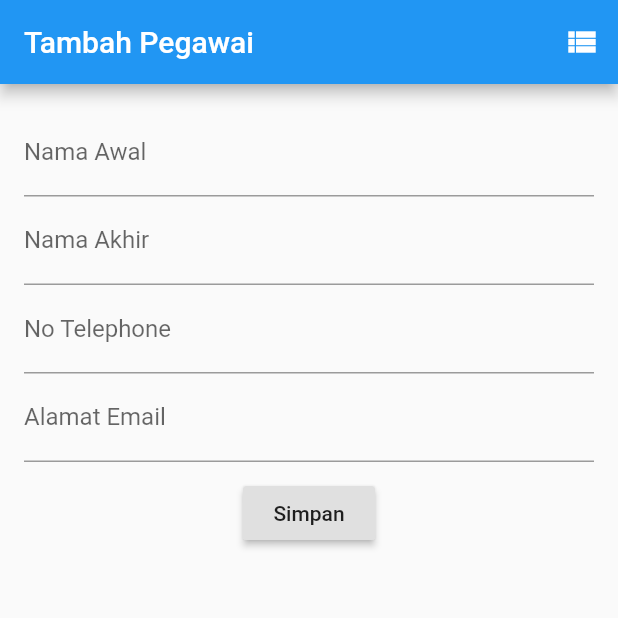
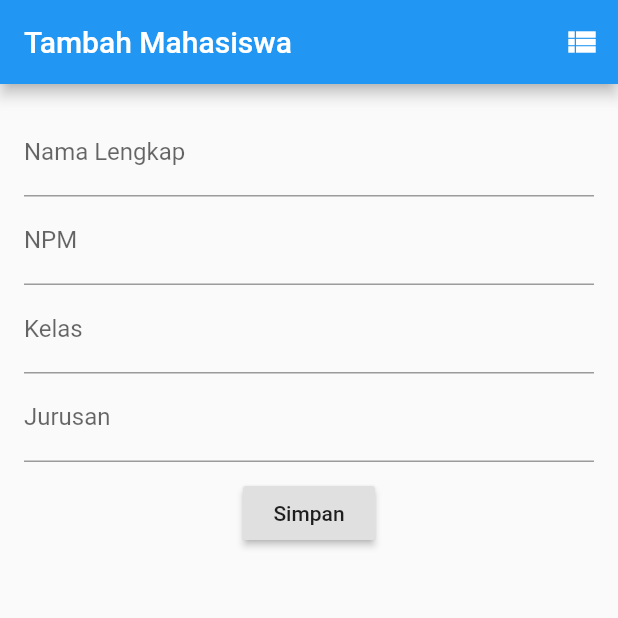
Before and after one commit to rrifafauzikomara/MyNote, a Flutter app: the screen it shows after launch, on a phone screen of 412 x 824 dp, the top half of it. Run offline on Flutter 3.47's test engine with Material 2 defaults, Android fonts, the phone set to English and light mode, and no system bars; our stand-ins replace sqflite; accounts and stored records are empty.

Commit message:
fix add and select query

```diff
--- a/lib/database/dbhelper.dart
+++ b/lib/database/dbhelper.dart
@@ -19,50 +19,50 @@ class DBHelper {
   //membuat database dengan nama latihan.db di direktori anda
   initDb() async {
     io.Directory documentsDirectory = await getApplicationDocumentsDirectory();
-    String path = join(documentsDirectory.path, "test.db");
+    String path = join(documentsDirectory.path, "latihan.db");
     var theDb = await openDatabase(path, version: 1, onCreate: _onCreate);
     return theDb;
   }
 
   // Creating a table name Employee with fields
-  void _onCreate(Database db, int version) async {
+  void _onCreate(Database dbMhs, int version) async {
     // When creating the db, create the table
-    await db.execute(
-        "CREATE TABLE Employee(id INTEGER PRIMARY KEY, firstname TEXT, lastname TEXT, mobileno TEXT,emailId TEXT )");
+    await dbMhs.execute(
+        "CREATE TABLE mahasiswa(id INTEGER PRIMARY KEY, nama TEXT, npm TEXT, kelas TEXT, jurusan TEXT )");
     print("Created tables");
   }
 
   // Retrieving employees from Employee Tables
-  Future<List<Employee>> getEmployees() async {
+  Future<List<Mahasiswa>> getMahasiswa() async {
     var dbClient = await db;
-    List<Map> list = await dbClient.rawQuery('SELECT * FROM Employee');
-    List<Employee> employees = new List();
+    List<Map> list = await dbClient.rawQuery('SELECT * FROM mahasiswa');
+    List<Mahasiswa> mahasiswa = new List();
     for (int i = 0; i < list.length; i++) {
-      employees.add(new Employee(list[i]["firstname"], list[i]["lastname"], list[i]["mobileno"], list[i]["emailid"]));
+      mahasiswa.add(new Mahasiswa(list[i]["nama"], list[i]["npm"], list[i]["kelas"], list[i]["jurusan"]));
     }
-    print(employees.length);
-    return employees;
+    print(mahasiswa.length);
+    return mahasiswa;
   }
 
-  void saveEmployee(Employee employee) async {
+  void saveMahasiswa(Mahasiswa mahasiswa) async {
     var dbClient = await db;
     await dbClient.transaction((txn) async {
       return await txn.rawInsert(
-          'INSERT INTO Employee(firstname, lastname, mobileno, emailid ) VALUES(' +
+          'INSERT INTO mahasiswa(nama, npm, kelas, jurusan) VALUES(' +
               '\'' +
-              employee.firstName +
+              mahasiswa.nama +
               '\'' +
               ',' +
               '\'' +
-              employee.lastName +
+              mahasiswa.npm +
               '\'' +
               ',' +
               '\'' +
-              employee.mobileNo +
+              mahasiswa.kelas +
               '\'' +
               ',' +
               '\'' +
-              employee.emailId +
+              mahasiswa.jurusan +
               '\'' +
               ')');
     });
--- a/lib/main.dart
+++ b/lib/main.dart
@@ -28,12 +28,12 @@ class MyHomePage extends StatefulWidget {
 
 class _MyHomePageState extends State<MyHomePage> {
 
-  Employee employee = new Employee("", "", "", "");
+  Mahasiswa mahasiswa = new Mahasiswa("", "", "", "");
 
-  String firstname;
-  String lastname;
-  String emailId;
-  String mobileno;
+  String nama;
+  String npm;
+  String kelas;
+  String jurusan;
   final scaffoldKey = new GlobalKey<ScaffoldState>();
   final formKey = new GlobalKey<FormState>();
 
@@ -43,7 +43,7 @@ class _MyHomePageState extends State<MyHomePage> {
     return new Scaffold(
       key: scaffoldKey,
       appBar: new AppBar(
-          title: new Text('Tambah Pegawai'),
+          title: new Text('Tambah Mahasiswa'),
           actions: <Widget>[
             new IconButton(
               icon: const Icon(Icons.view_list),
@@ -62,31 +62,31 @@ class _MyHomePageState extends State<MyHomePage> {
             children: [
               new TextFormField(
                 keyboardType: TextInputType.text,
-                decoration: new InputDecoration(labelText: 'Nama Awal'),
+                decoration: new InputDecoration(labelText: 'Nama Lengkap'),
                 validator: (val) =>
-                val.length == 0 ?"Masukan Nama Awak" : null,
-                onSaved: (val) => this.firstname = val,
+                val.length == 0 ?"Masukan Nama Lengkap" : null,
+                onSaved: (val) => this.nama = val,
               ),
               new TextFormField(
                 keyboardType: TextInputType.text,
-                decoration: new InputDecoration(labelText: 'Nama Akhir'),
+                decoration: new InputDecoration(labelText: 'NPM'),
                 validator: (val) =>
-                val.length ==0 ? 'Masukan Nama Akhir' : null,
-                onSaved: (val) => this.lastname = val,
+                val.length ==0 ? 'Masukan NPM' : null,
+                onSaved: (val) => this.npm = val,
               ),
               new TextFormField(
-                keyboardType: TextInputType.phone,
-                decoration: new InputDecoration(labelText: 'No Telephone'),
+                keyboardType: TextInputType.text,
+                decoration: new InputDecoration(labelText: 'Kelas'),
                 validator: (val) =>
-                val.length ==0 ? 'Masukan No Telephone' : null,
-                onSaved: (val) => this.mobileno = val,
+                val.length ==0 ? 'Masukan Kelas' : null,
+                onSaved: (val) => this.kelas = val,
               ),
               new TextFormField(
-                keyboardType: TextInputType.emailAddress,
-                decoration: new InputDecoration(labelText: 'Alamat Email'),
+                keyboardType: TextInputType.text,
+                decoration: new InputDecoration(labelText: 'Jurusan'),
                 validator: (val) =>
-                val.length ==0 ? 'Masukan Alamat Email' : null,
-                onSaved: (val) => this.emailId = val,
+                val.length ==0 ? 'Masukan Jurusan' : null,
+                onSaved: (val) => this.jurusan = val,
               ),
               new Container(margin: const EdgeInsets.only(top: 10.0),child: new RaisedButton(onPressed: _submit,
                 child: new Text('Simpan'),),)
@@ -103,10 +103,10 @@ class _MyHomePageState extends State<MyHomePage> {
     }else{
       return null;
     }
-    var employee = Employee(firstname,lastname,mobileno,emailId);
+    var mahasiswa = Mahasiswa(nama,npm,kelas,jurusan);
     var dbHelper = DBHelper();
-    dbHelper.saveEmployee(employee);
-    _showSnackBar("Data Berhasil Tersimpan");
+    dbHelper.saveMahasiswa(mahasiswa);
+    _showSnackBar("Data Mahasiswa Berhasil Tersimpan");
   }
 
   void _showSnackBar(String text) {
@@ -117,7 +117,7 @@ class _MyHomePageState extends State<MyHomePage> {
   void navigateToEmployeeList(){
     Navigator.push(
       context,
-      new MaterialPageRoute(builder: (context) => new MyEmployeeList()),
+      new MaterialPageRoute(builder: (context) => new MyListMahasiswa()),
     );
   }
 }
--- a/lib/model/mahasiswa.dart
+++ b/lib/model/mahasiswa.dart
@@ -1,10 +1,10 @@
-class Employee{
+class Mahasiswa{
 
-  String firstName;
-  String lastName;
-  String mobileNo;
-  String emailId;
+  String nama;
+  String npm;
+  String kelas;
+  String jurusan;
 
-  Employee(this.firstName, this.lastName,this.mobileNo,this.emailId);
+  Mahasiswa(this.nama, this.npm, this.kelas, this.jurusan);
 
 }
--- a/lib/view/list_mahasiswa.dart
+++ b/lib/view/list_mahasiswa.dart
@@ -3,18 +3,18 @@ import 'package:flutter_sqflite/model/mahasiswa.dart';
 import 'dart:async';
 import 'package:flutter_sqflite/database/dbhelper.dart';
 
-Future<List<Employee>> fetchEmployeesFromDatabase() async {
+Future<List<Mahasiswa>> fetchMahasiswaFromDatabase() async {
   var dbHelper = DBHelper();
-  Future<List<Employee>> employees = dbHelper.getEmployees();
-  return employees;
+  Future<List<Mahasiswa>> mahasiswa = dbHelper.getMahasiswa();
+  return mahasiswa;
 }
 
-class MyEmployeeList extends StatefulWidget {
+class MyListMahasiswa extends StatefulWidget {
   @override
-  MyEmployeeListPageState createState() => new MyEmployeeListPageState();
+  MyListPageMahasiswa createState() => new MyListPageMahasiswa();
 }
 
-class MyEmployeeListPageState extends State<MyEmployeeList> {
+class MyListPageMahasiswa extends State<MyListMahasiswa> {
   @override
   Widget build(BuildContext context) {
     return new Scaffold(
@@ -23,8 +23,8 @@ class MyEmployeeListPageState extends State<MyEmployeeList> {
       ),
       body: new Container(
         padding: new EdgeInsets.all(16.0),
-        child: new FutureBuilder<List<Employee>>(
-          future: fetchEmployeesFromDatabase(),
+        child: new FutureBuilder<List<Mahasiswa>>(
+          future: fetchMahasiswaFromDatabase(),
           builder: (context, snapshot) {
             if (snapshot.hasData) {
               return new ListView.builder(
@@ -33,10 +33,10 @@ class MyEmployeeListPageState extends State<MyEmployeeList> {
                     return new Column(
                         crossAxisAlignment: CrossAxisAlignment.start,
                         children: <Widget>[
-                          new Text(snapshot.data[index].firstName,
+                          new Text(snapshot.data[index].nama,
                               style: new TextStyle(
                                   fontWeight: FontWeight.bold, fontSize: 18.0)),
-                          new Text(snapshot.data[index].mobileNo,
+                          new Text(snapshot.data[index].npm,
                               style: new TextStyle(
                                   fontWeight: FontWeight.bold, fontSize: 14.0)),
                           new Divider()
```
